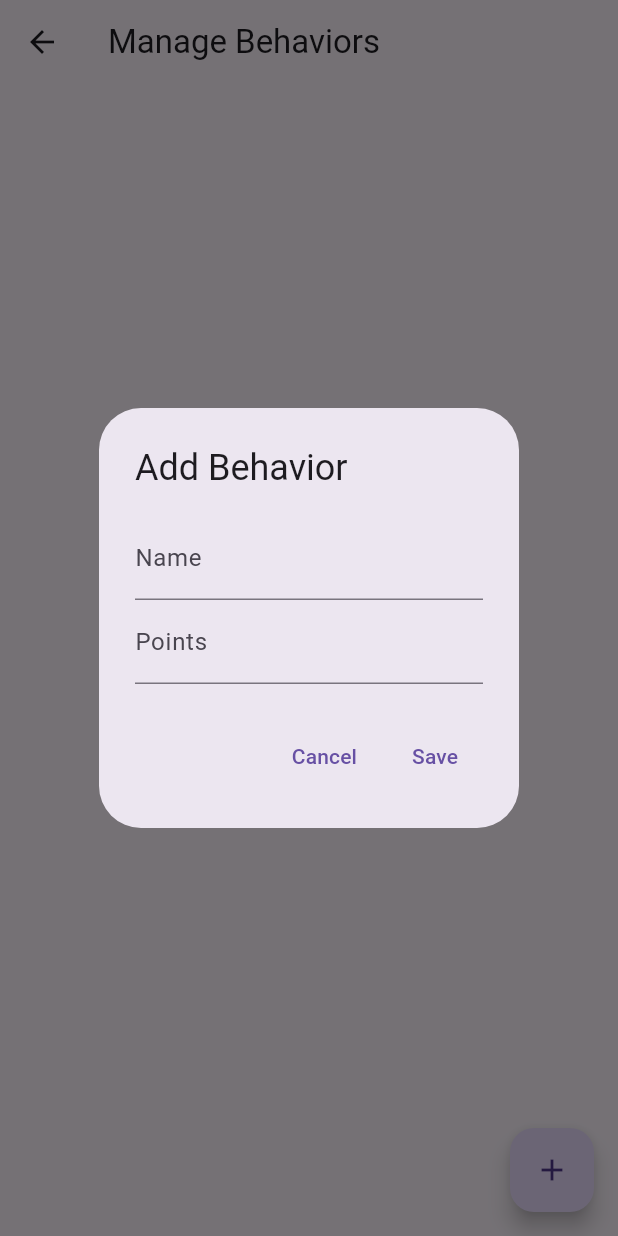
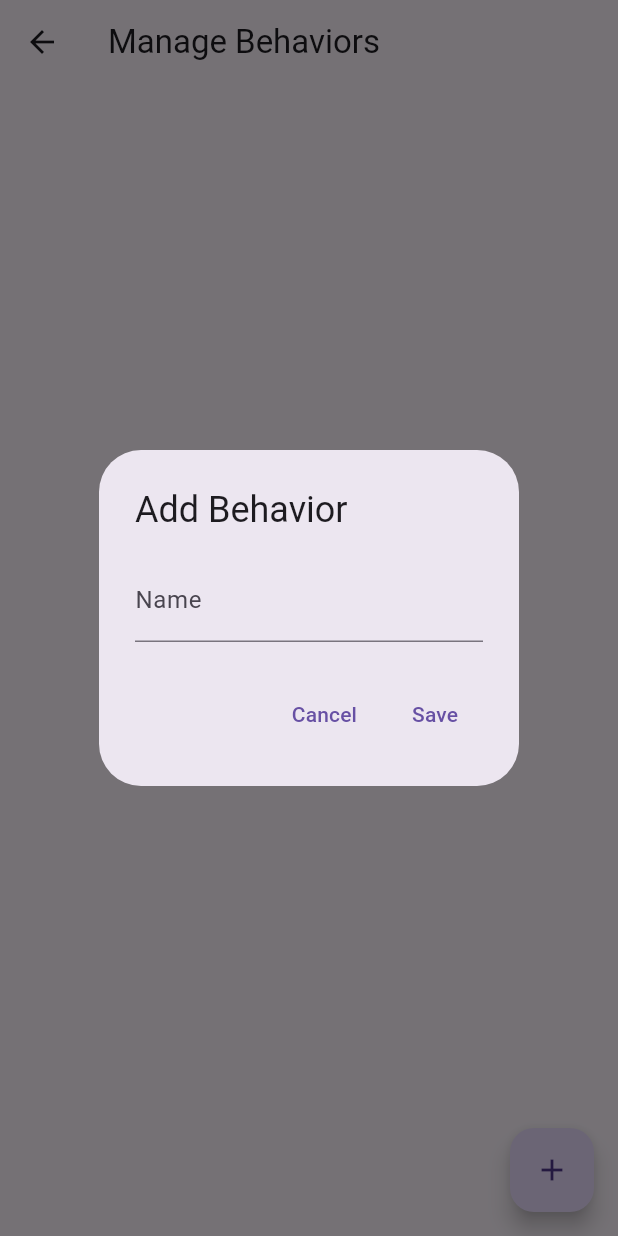
Before and after one commit to jesee/zilv, a Flutter app: the ManageBehaviorsScreen screen opened directly, after a tap on the "add" icon, on a phone screen of 412 x 824 dp. Run offline on Flutter 3.47's test engine with Material 3 defaults, Android fonts, the phone set to English and light mode, and no system bars; our stand-ins replace flutter_local_notifications, sqflite, timezone; accounts and stored records are empty.

Commit message:
Refactor: Remove points field from behavior management
Co-authored-by: jesee520 <jesee520@gmail.com>

```diff
--- a/zilv/lib/src/ui/behaviors/manage_behaviors_screen.dart
+++ b/zilv/lib/src/ui/behaviors/manage_behaviors_screen.dart
@@ -88,9 +88,6 @@ class _ManageBehaviorsScreenState extends State<ManageBehaviorsScreen> {
 
   void _showBehaviorDialog({Behavior? behavior}) {
     final nameController = TextEditingController(text: behavior?.name ?? '');
-    final pointsController = TextEditingController(
-      text: behavior?.points.toString() ?? '',
-    );
 
     showDialog(
       context: context,
@@ -104,11 +101,6 @@ class _ManageBehaviorsScreenState extends State<ManageBehaviorsScreen> {
                 controller: nameController,
                 decoration: const InputDecoration(labelText: 'Name'),
               ),
-              TextField(
-                controller: pointsController,
-                decoration: const InputDecoration(labelText: 'Points'),
-                keyboardType: TextInputType.number,
-              ),
             ],
           ),
           actions: [
@@ -119,7 +111,6 @@ class _ManageBehaviorsScreenState extends State<ManageBehaviorsScreen> {
             TextButton(
               onPressed: () async {
                 final name = nameController.text;
-                final points = int.tryParse(pointsController.text) ?? 0;
                 final behaviorService = Provider.of<BehaviorService>(
                   context,
                   listen: false,
@@ -127,11 +118,15 @@ class _ManageBehaviorsScreenState extends State<ManageBehaviorsScreen> {
 
                 if (behavior == null) {
                   await behaviorService.addBehavior(
-                    Behavior(id: 0, name: name, points: points),
+                    Behavior(id: 0, name: name, points: 1),
                   );
                 } else {
                   await behaviorService.updateBehavior(
-                    Behavior(id: behavior.id, name: name, points: points),
+                    Behavior(
+                      id: behavior.id,
+                      name: name,
+                      points: behavior.points,
+                    ),
                   );
                 }
                 _loadBehaviors();
```
Also changed, not shown: 1 other file.
